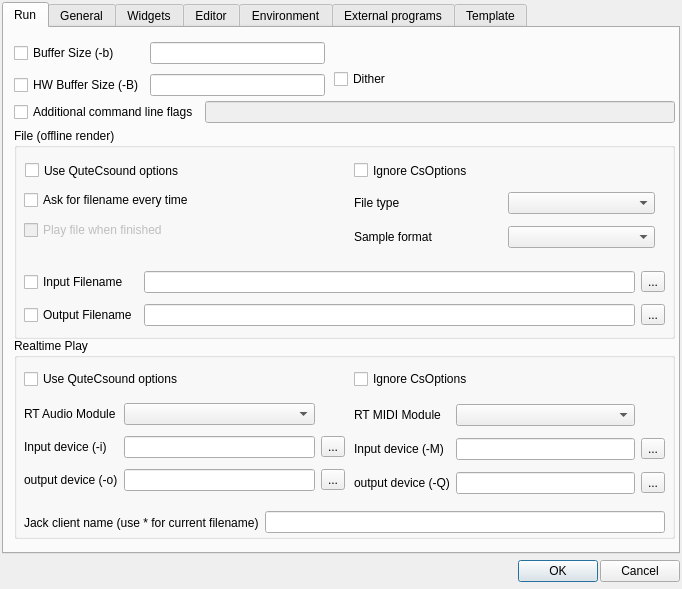
Before: the Qt Designer form src/configdialog.ui in CsoundQt/CsoundQt, drawn with Qt 5.
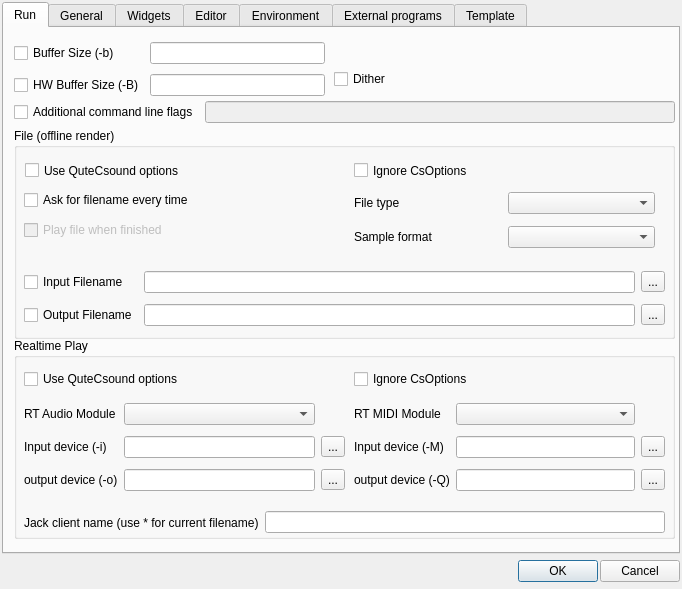
After: the same form once the commit is applied. The open tabs and pages were chosen to show the change.

What changed in the file:
```diff
--- a/src/configdialog.ui
+++ b/src/configdialog.ui
@@ -281,10 +281,10 @@
           <x>340</x>
           <y>60</y>
           <width>311</width>
-          <height>102</height>
+          <height>101</height>
          </rect>
         </property>
-        <layout class="QGridLayout">
+        <layout class="QGridLayout" name="midilayout">
          <item row="1" column="1">
           <widget class="QLineEdit" name="RtMidiInputLineEdit"/>
          </item>
@@ -319,9 +319,10 @@
            </property>
           </widget>
          </item>
+         <item row="0" column="1">
+          <widget class="QComboBox" name="RtMidiModuleComboBox"/>
+         </item>
          <item row="0" column="0">
-          <layout class="QHBoxLayout">
-           <item>
             <widget class="QLabel" name="label_18">
              <property name="text">
               <string>RT MIDI Module</string>
@@ -329,11 +330,6 @@
             </widget>
            </item>
           </layout>
-         </item>
-         <item row="0" column="1">
-          <widget class="QComboBox" name="RtMidiModuleComboBox"/>
-         </item>
-        </layout>
        </widget>
        <widget class="QCheckBox" name="RtUseOptionsCheckBox">
         <property name="geometry">
@@ -1904,9 +1900,9 @@
     </widget>
    </item>
    <item>
-    <layout class="QHBoxLayout">
+    <layout class="QHBoxLayout" name="buttonLayout">
      <item>
-      <spacer>
+      <spacer name="buttonSpacer">
        <property name="orientation">
         <enum>Qt::Horizontal</enum>
        </property>
```
Left out of the diff: 30 changed lines with no effect on the pictures. Lines whose indentation alone changed are shown as unchanged.
